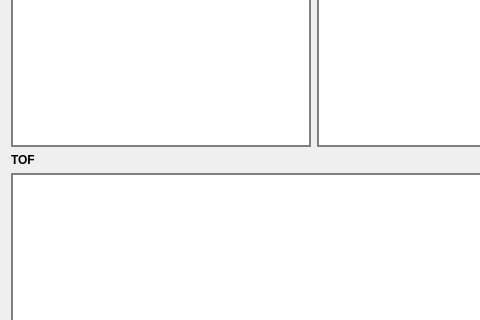
Qt form pyccapt/files/PyQt6_UI/gui_visualization.ui (mmonajem/pyoxcart) before a commit; both pictures show x 0 to 480 and y 185 to 505 of the 934 by 670 pixel window.
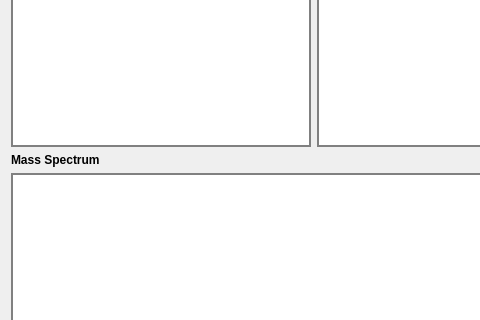
The same form after that commit.

```diff
--- a/pyccapt/files/PyQt6_UI/gui_visualization.ui
+++ b/pyccapt/files/PyQt6_UI/gui_visualization.ui
@@ -126,7 +126,7 @@
                                 </font>
                             </property>
                             <property name="text">
-                                <string>TOF</string>
+                                <string>Mass Spectrum</string>
                             </property>
                         </widget>
                     </item>
```
